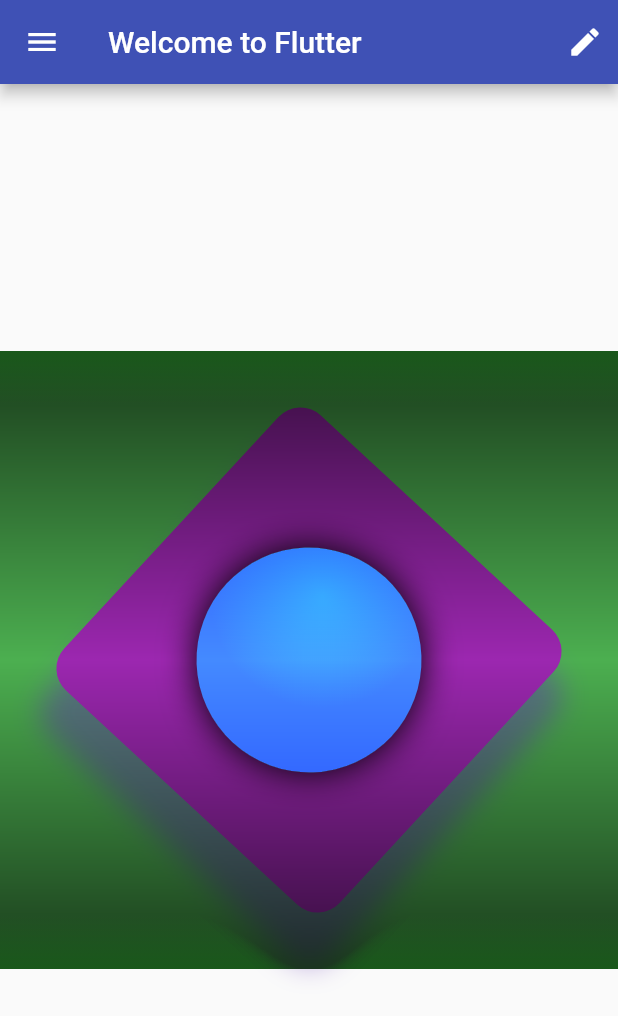
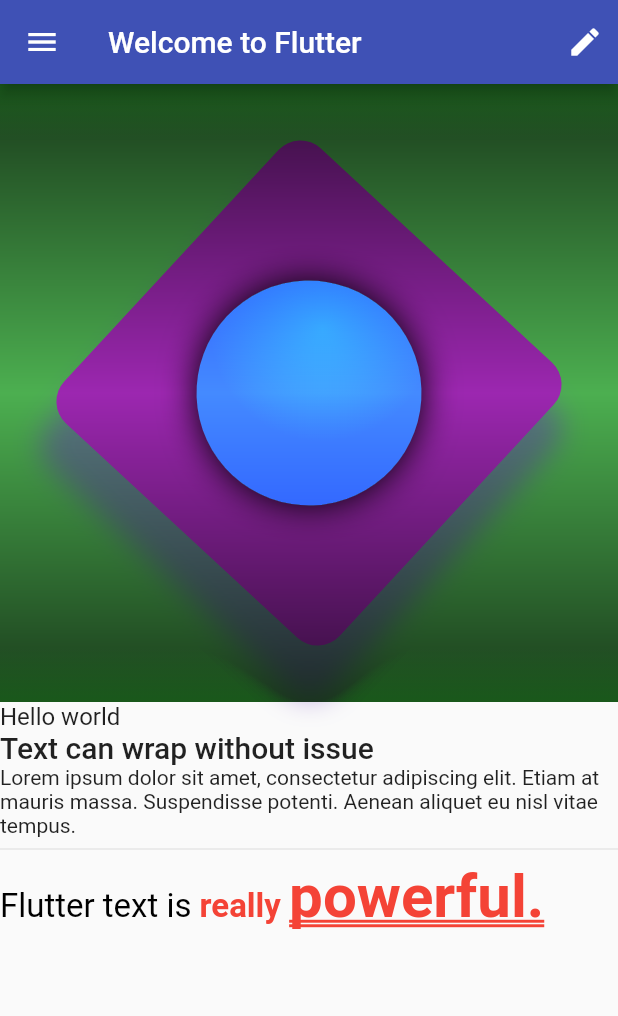
Before and after one commit to azkafr92/belajar_flutter, a Flutter app: the screen it shows after launch, on a phone screen of 412 x 824 dp. Shown: the top 1016 px of the screen. Run offline on Flutter 3.47's test engine with Material 2 defaults, Android fonts, the phone set to English and light mode, and no system bars.

Commit message:
chapter 1 - printing stylish text on the screen

```diff
--- a/chapter_03/lib/basic_screen.dart
+++ b/chapter_03/lib/basic_screen.dart
@@ -1,4 +1,5 @@
 import 'package:chapter_03/immutable_widget.dart';
+import 'package:chapter_03/text_layout.dart';
 import 'package:flutter/material.dart';
 
 class BasicScreen extends StatelessWidget {
@@ -17,11 +18,15 @@ class BasicScreen extends StatelessWidget {
           )
         ],
       ),
-      body: const Center(
-        child: AspectRatio(
-          aspectRatio: 1.0,
-          child: ImmutableWidget(),
-        ),
+      body: Column(
+        crossAxisAlignment: CrossAxisAlignment.start,
+        children: const [
+          AspectRatio(
+            aspectRatio: 1.0,
+            child: ImmutableWidget(),
+          ),
+          TextLayout(),
+        ],
       ),
       drawer: Drawer(
         child: Container(
--- /dev/null
+++ b/chapter_03/lib/text_layout.dart
@@ -0,0 +1,51 @@
+import 'package:flutter/material.dart';
+
+class TextLayout extends StatelessWidget {
+  const TextLayout({super.key});
+
+  @override
+  Widget build(BuildContext context) {
+    return Column(
+      crossAxisAlignment: CrossAxisAlignment.start,
+      children: <Widget>[
+        const Text(
+            'Hello world',
+          style: TextStyle(fontSize: 16),
+        ),
+        Text(
+          'Text can wrap without issue',
+          style: Theme.of(context).textTheme.titleLarge,
+        ),
+        const Text(
+          'Lorem ipsum dolor sit amet, consectetur adipiscing elit. Etiam at mauris massa. Suspendisse potenti. Aenean aliquet eu nisl vitae tempus.'
+        ),
+        const Divider(),
+        RichText(
+          text: const TextSpan(
+            text: 'Flutter text is ',
+            style: TextStyle(fontSize: 22, color: Colors.black),
+            children: <TextSpan>[
+              TextSpan(
+                text: 'really ',
+                style: TextStyle(
+                    fontWeight: FontWeight.bold,
+                    color: Colors.red
+                ),
+                children: [
+                  TextSpan(
+                    text: 'powerful.',
+                    style: TextStyle(
+                      decoration: TextDecoration.underline,
+                      decorationStyle: TextDecorationStyle.double,
+                      fontSize: 40,
+                    ),
+                  )
+                ]
+              ),
+            ]
+          ),
+        ),
+      ],
+    );
+  }
+}
```
